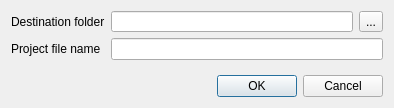
This is src/ugeneui/src/project_support/ui/ExportProjectDialog.ui in violethaze74/ugene as Qt 5 draws it before an edit. The edited form follows.
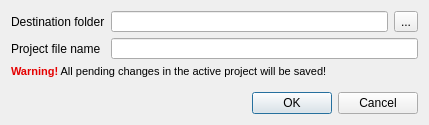
This is the edited form.

```diff
--- a/src/ugeneui/src/project_support/ui/ExportProjectDialog.ui
+++ b/src/ugeneui/src/project_support/ui/ExportProjectDialog.ui
@@ -6,8 +6,8 @@
    <rect>
     <x>0</x>
     <y>0</y>
-    <width>394</width>
-    <height>108</height>
+    <width>429</width>
+    <height>125</height>
    </rect>
   </property>
   <property name="windowTitle">
@@ -62,6 +62,17 @@
      </item>
     </layout>
    </item>
+   <item>
+    <widget class="QLabel" name="warningLabel">
+     <property name="text">
+      <string>&lt;!DOCTYPE HTML PUBLIC &quot;-//W3C//DTD HTML 4.0//EN&quot; &quot;http://www.w3.org/TR/REC-html40/strict.dtd&quot;&gt;
+&lt;html&gt;&lt;head&gt;&lt;meta name=&quot;qrichtext&quot; content=&quot;1&quot; /&gt;&lt;style type=&quot;text/css&quot;&gt;
+p, li { white-space: pre-wrap; }
+&lt;/style&gt;&lt;/head&gt;&lt;body style=&quot; font-family:'MS Shell Dlg 2'; font-size:8.25pt; font-weight:400; font-style:normal;&quot;&gt;
+&lt;p style=&quot; margin-top:0px; margin-bottom:0px; margin-left:0px; margin-right:0px; -qt-block-indent:0; text-indent:0px;&quot;&gt;&lt;span style=&quot; font-size:8pt; font-weight:600; color:#e50000;&quot;&gt;Warning!&lt;/span&gt;&lt;span style=&quot; font-size:8pt;&quot;&gt; All pending changes in the active project will be saved!&lt;/span&gt;&lt;/p&gt;&lt;/body&gt;&lt;/html&gt;</string>
+     </property>
+    </widget>
+   </item>
    <item>
     <spacer name="verticalSpacer">
      <property name="orientation">
```
